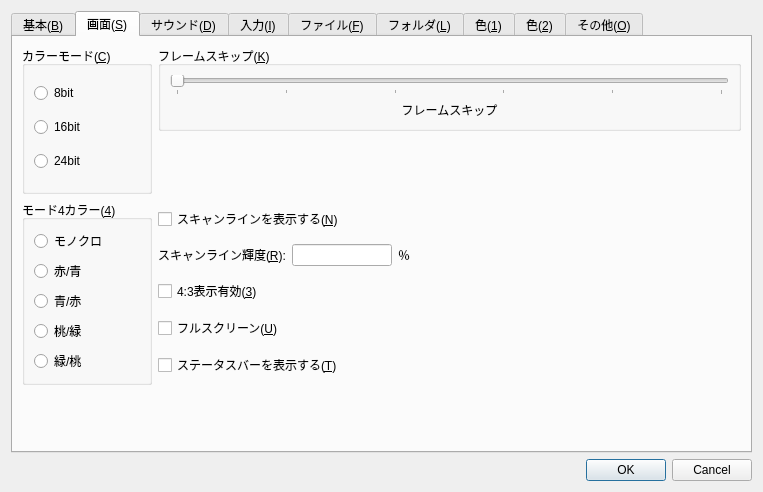
Qt form src/Qt/configdialog.ui (eighttails/PC6001VX) before a commit.
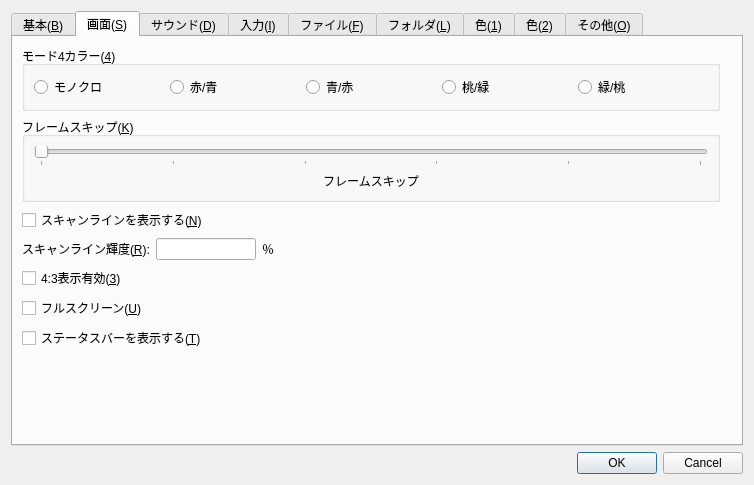
The same form after that commit. The open tabs and pages were chosen to show the change. Custom widgets are drawn as their Qt base class.

Commit message: 設定UIの変更 色震度の削除

The edit to the form file:
```diff
--- a/src/Qt/configdialog.ui
+++ b/src/Qt/configdialog.ui
@@ -6,8 +6,8 @@
    <rect>
     <x>0</x>
     <y>0</y>
-    <width>763</width>
-    <height>492</height>
+    <width>754</width>
+    <height>485</height>
    </rect>
   </property>
   <property name="maximumSize">
@@ -187,42 +187,25 @@
        <string>画面(&amp;S)</string>
       </attribute>
       <layout class="QGridLayout" name="gridLayout_4">
-       <item row="0" column="0" rowspan="2">
-        <widget class="QGroupBox" name="groupBoxColorMode">
-         <property name="title">
-          <string>カラーモード(&amp;C)</string>
+       <item row="4" column="0">
+        <spacer name="verticalSpacer_12">
+         <property name="orientation">
+          <enum>Qt::Vertical</enum>
          </property>
-         <layout class="QVBoxLayout" name="verticalLayout_4">
-          <item>
-           <widget class="QRadioButton" name="radioButtonColor8Bit">
-            <property name="text">
-             <string>8bit</string>
-            </property>
-           </widget>
-          </item>
-          <item>
-           <widget class="QRadioButton" name="radioButtonColor16Bit">
-            <property name="text">
-             <string>16bit</string>
-            </property>
-           </widget>
-          </item>
-          <item>
-           <widget class="QRadioButton" name="radioButtonColor24Bit">
-            <property name="text">
-             <string>24bit</string>
-            </property>
-           </widget>
-          </item>
-         </layout>
-        </widget>
-       </item>
-       <item row="2" column="0">
+         <property name="sizeHint" stdset="0">
+          <size>
+           <width>20</width>
+           <height>40</height>
+          </size>
+         </property>
+        </spacer>
+       </item>
+       <item row="0" column="0">
         <widget class="QGroupBox" name="groupBoxMode4Color">
          <property name="title">
           <string>モード4カラー(&amp;4)</string>
          </property>
-         <layout class="QVBoxLayout" name="verticalLayout_5">
+         <layout class="QHBoxLayout" name="horizontalLayout">
           <item>
            <widget class="QRadioButton" name="radioButtonColorBW">
             <property name="text">
@@ -261,7 +244,7 @@
          </layout>
         </widget>
        </item>
-       <item row="2" column="2">
+       <item row="3" column="0" colspan="3">
         <layout class="QGridLayout" name="gridLayout_3">
          <item row="0" column="0" colspan="4">
           <widget class="QCheckBox" name="checkBoxScanline">
@@ -342,7 +325,7 @@
          </item>
         </layout>
        </item>
-       <item row="0" column="2">
+       <item row="1" column="0">
         <widget class="QGroupBox" name="groupBoxfps">
          <property name="title">
           <string>フレームスキップ(&amp;K)</string>
@@ -377,32 +360,6 @@
          </layout>
         </widget>
        </item>
-       <item row="1" column="2">
-        <spacer name="verticalSpacer_3">
-         <property name="orientation">
-          <enum>Qt::Vertical</enum>
-         </property>
-         <property name="sizeHint" stdset="0">
-          <size>
-           <width>20</width>
-           <height>40</height>
-          </size>
-         </property>
-        </spacer>
-       </item>
-       <item row="3" column="0">
-        <spacer name="verticalSpacer_12">
-         <property name="orientation">
-          <enum>Qt::Vertical</enum>
-         </property>
-         <property name="sizeHint" stdset="0">
-          <size>
-           <width>20</width>
-           <height>40</height>
-          </size>
-         </property>
-        </spacer>
-       </item>
       </layout>
      </widget>
      <widget class="QWidget" name="tabSound">
```
Left out of the diff: 48 changed lines with no effect on the pictures. Lines whose indentation alone changed are shown as unchanged. The commit also changes 1 other file.
